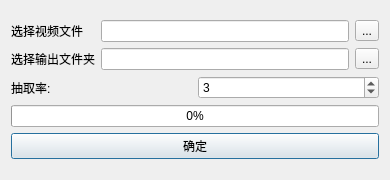
This is Src/openvideo.ui in LX050724/LabelingMachine as Qt 5 draws it before an edit. The edited form follows.
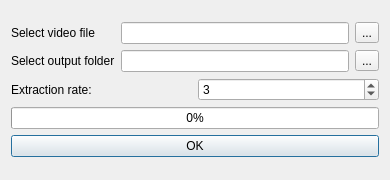
This is the edited form.

Commit message: 删除所有中文代码,改用翻译文件

The edit to the form file:
```diff
--- a/Src/openvideo.ui
+++ b/Src/openvideo.ui
@@ -45,7 +45,7 @@
        <item row="0" column="0">
         <widget class="QLabel" name="label">
          <property name="text">
-          <string>选择视频文件</string>
+          <string>Select video file</string>
          </property>
         </widget>
        </item>
@@ -62,7 +62,7 @@
        <item row="1" column="0">
         <widget class="QLabel" name="label_2">
          <property name="text">
-          <string>选择输出文件夹</string>
+          <string>Select output folder</string>
          </property>
         </widget>
        </item>
@@ -83,7 +83,7 @@
        <item>
         <widget class="QLabel" name="label_3">
          <property name="text">
-          <string>抽取率:</string>
+          <string>Extraction rate:</string>
          </property>
         </widget>
        </item>
@@ -112,7 +112,7 @@
      <item>
       <widget class="QPushButton" name="OKpushButton">
        <property name="text">
-        <string>确定</string>
+        <string>OK</string>
        </property>
       </widget>
      </item>
```
Left out of the diff: 2 changed lines with no effect on the pictures. The commit also changes 23 other files.
